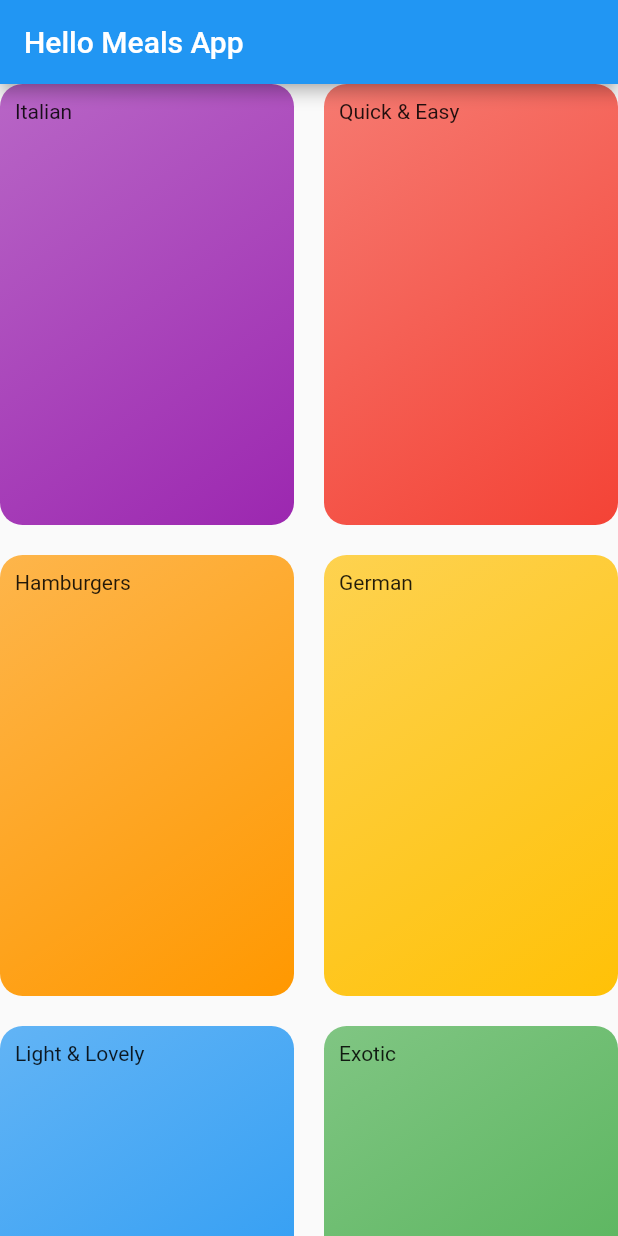
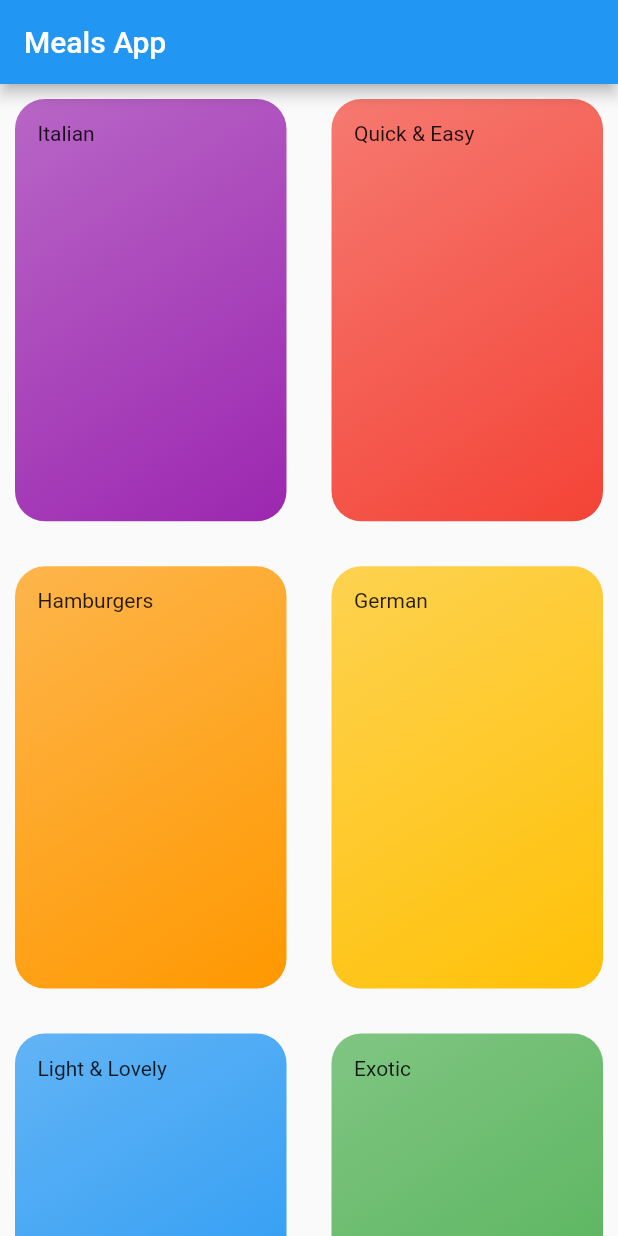
Before and after one commit to AmanPant777/meals_app, a Flutter app: the screen it shows after launch, on a phone screen of 412 x 824 dp. Run offline on Flutter 3.47's test engine with Material 2 defaults, Android fonts, the phone set to English and light mode, and no system bars.

Commit message:
register main screen

```diff
--- a/lib/categories_screen.dart
+++ b/lib/categories_screen.dart
@@ -5,15 +5,18 @@ class CategorieScreen extends StatelessWidget {
 
   @override
   Widget build(BuildContext context) {
-    return GridView(
-      children: DUMMY_CATEGORIES.map((item) =>CategoryItems(item.title, item.color) ).toList(),
-      gridDelegate: SliverGridDelegateWithMaxCrossAxisExtent(
-          maxCrossAxisExtent: 200,
-          childAspectRatio: 2/3,
-          crossAxisSpacing: 20,
-          mainAxisSpacing: 20
+    return Scaffold(
+      appBar: AppBar(title: Text('Meals App'),),
+      body: GridView(
+        children: DUMMY_CATEGORIES.map((item) =>CategoryItems(item.title, item.color) ).toList(),
+        gridDelegate: SliverGridDelegateWithMaxCrossAxisExtent(
+            maxCrossAxisExtent: 200,
+            childAspectRatio: 2/3,
+            crossAxisSpacing: 10,
+            mainAxisSpacing: 10
+        ),
+
       ),
-
     );
   }
 }
--- a/lib/category_item.dart
+++ b/lib/category_item.dart
@@ -8,7 +8,8 @@ class CategoryItems extends StatelessWidget {
   @override
   Widget build(BuildContext context) {
     return Container(
-      padding: EdgeInsets.all(10),
+      margin: EdgeInsets.all(10),
+      padding: EdgeInsets.all(15),
       child: Text(title),
       decoration: BoxDecoration(
         gradient: LinearGradient(
@@ -18,7 +19,7 @@ class CategoryItems extends StatelessWidget {
           begin: Alignment.topLeft,
           end: Alignment.bottomRight
           ),
-          borderRadius: BorderRadius.circular(15)
+          borderRadius: BorderRadius.circular(20)
           ),
     );
   }
--- a/lib/main.dart
+++ b/lib/main.dart
@@ -12,13 +12,7 @@ class MyApp extends StatelessWidget {
       theme: ThemeData(
         primarySwatch: Colors.blue,
       ),
-      home:
-      Scaffold(
-        appBar: AppBar(
-          title: Text('Hello Meals App'),
-          ),
-          body: CategorieScreen(),
-          ),
+      home: CategorieScreen(),
     );
   }
 }
```
